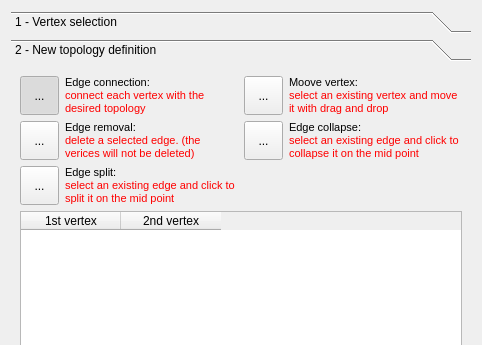
Before: the Qt Designer form src/fgt/edit_topo/edit_topodialog.ui in cnr-isti-vclab/meshlab, drawn with Qt 5; both pictures show x 0 to 482 and y 0 to 345 of the 482 by 619 pixel window.
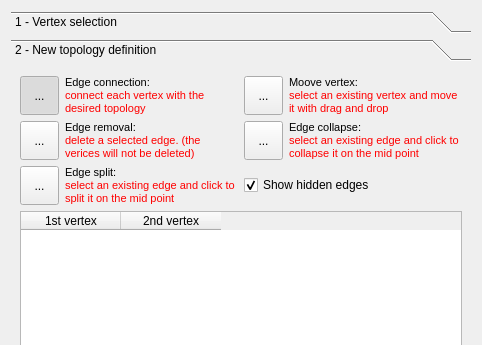
After: the same form once the commit is applied. The open tabs and pages were chosen to show the change. Icons and pictures are not drawn.

What changed in the file:
```diff
--- a/src/fgt/edit_topo/edit_topodialog.ui
+++ b/src/fgt/edit_topo/edit_topodialog.ui
@@ -529,6 +529,16 @@
          </property>
         </widget>
        </item>
+       <item row="2" column="2" colspan="2" >
+        <widget class="QCheckBox" name="checkBox_3" >
+         <property name="text" >
+          <string>Show hidden edges</string>
+         </property>
+         <property name="checked" >
+          <bool>true</bool>
+         </property>
+        </widget>
+       </item>
        <item row="3" column="0" colspan="4" >
         <widget class="QTableWidget" name="Etable" >
          <property name="frameShadow" >
```
Left out of the diff: 2 changed lines with no effect on the pictures.
